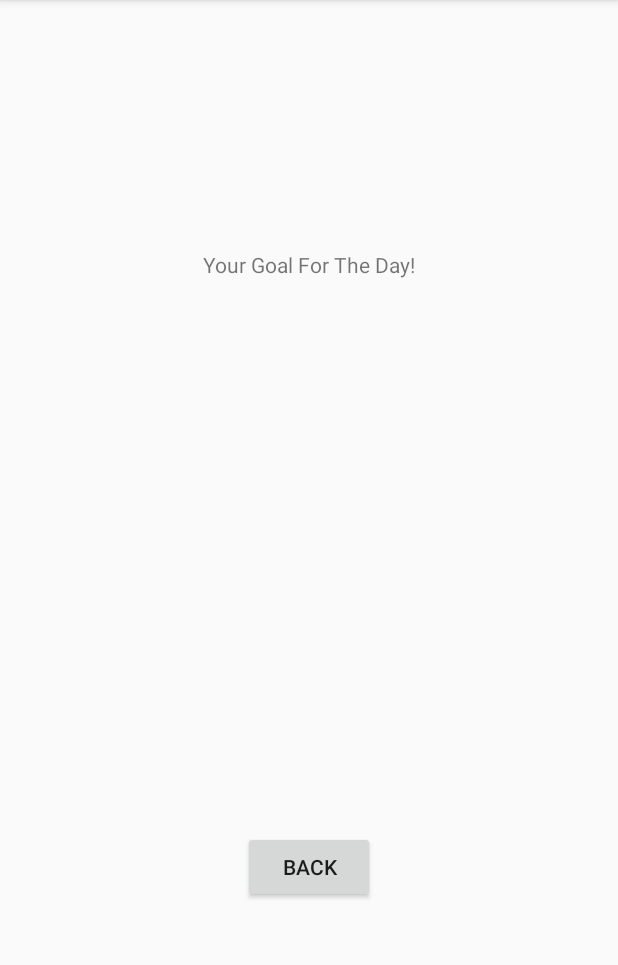
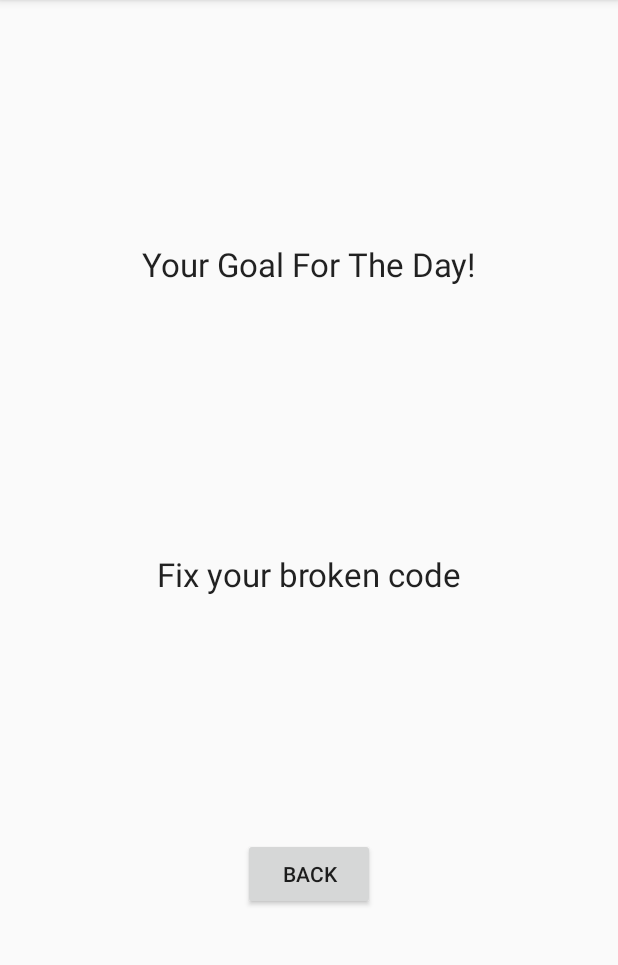
Before and after one commit to westonsfiala/ECE590A_Spring, an Android app: the GoalForDay screen opened directly, with no data from a screen before it, on a phone screen of 412 x 824 dp, the part 84-1049 px from its top. Run offline under Robolectric (Android 15) with nearby library versions, the phone set to English and light mode, and no system bars.

Commit message:
Finished up application. Each day has 5 goals and one is displayed at random every time you select a day.

```diff
--- a/Assignment1/WhatsMyGoalToday/app/src/main/java/com/example/whatsmygoaltoday/GoalForDay.kt
+++ b/Assignment1/WhatsMyGoalToday/app/src/main/java/com/example/whatsmygoaltoday/GoalForDay.kt
@@ -3,6 +3,7 @@ package com.example.whatsmygoaltoday
 import android.content.Intent
 import android.support.v7.app.AppCompatActivity
 import android.os.Bundle
+import kotlin.random.Random
 import kotlinx.android.synthetic.main.activity_goal_for_day.*
 
 class GoalForDay : AppCompatActivity() {
@@ -16,15 +17,99 @@ class GoalForDay : AppCompatActivity() {
 
         setGoalForDay(day)
 
-
         BackButton.setOnClickListener {
             val switchIntent = Intent(this@GoalForDay, MainActivity::class.java)
             startActivity(switchIntent)
         }
-
     }
 
+    var sunday_goals = arrayOf(
+        "Do your EE590A homework",
+        "Play D&D with friends",
+        "Submit your application for a new job",
+        "Play Gloomhaven with friends",
+        "Sleep in till noon")
+
+    var monday_goals = arrayOf(
+        "Go to work",
+        "Play D&D with friends",
+        "Do hip stretches",
+        "Go to yoga class",
+        "Pet your cat"
+    )
+
+    var tuesday_goals = arrayOf(
+        "Go to work",
+        "Play D&D with friends",
+        "Go on a walk at lunch",
+        "Do hip strengthening exercises",
+        "Go to bed at a reasonable hour"
+    )
+
+    var wednesday_goals = arrayOf(
+        "Go to work",
+        "Pet your cat",
+        "Make lunch instead of going out",
+        "Go to yoga class",
+        "Turn in your EE590A homework"
+    )
+
+    var thursday_goals = arrayOf(
+        "Go to work",
+        "Go to EE590A class",
+        "Go on a walk at lunch",
+        "Pet your cat",
+        "Do hip strengthening exercises"
+    )
+
+    var friday_goals = arrayOf(
+        "Go to work",
+        "Present the sprint review",
+        "Play video games",
+        "Go to dinner with girlfriend",
+        "Do hip stretches"
+    )
+
+    var saturday_goals = arrayOf(
+        "Sleep in till noon",
+        "Do EE590A homework",
+        "Clean the house",
+        "Pet your cat",
+        "Go on a walk around the lake"
+    )
+
     private fun setGoalForDay(day:String) {
-        GoalText.text = day
+
+        when(day) {
+            getString(R.string.sunday) -> {
+                val textIdx = Random.nextInt(0, sunday_goals.size)
+                GoalText.text = sunday_goals[textIdx]
+            }
+            getString(R.string.monday) -> {
+                val textIdx = Random.nextInt(0, monday_goals.size)
+                GoalText.text = monday_goals[textIdx]
+            }
+            getString(R.string.tuesday) -> {
+                val textIdx = Random.nextInt(0, tuesday_goals.size)
+                GoalText.text = tuesday_goals[textIdx]
+            }
+            getString(R.string.wednesday) -> {
+                val textIdx = Random.nextInt(0, wednesday_goals.size)
+                GoalText.text = wednesday_goals[textIdx]
+            }
+            getString(R.string.thursday) -> {
+                val textIdx = Random.nextInt(0, thursday_goals.size)
+                GoalText.text = thursday_goals[textIdx]
+            }
+            getString(R.string.friday) -> {
+                val textIdx = Random.nextInt(0, friday_goals.size)
+                GoalText.text = friday_goals[textIdx]
+            }
+            getString(R.string.saturday) -> {
+                val textIdx = Random.nextInt(0, saturday_goals.size)
+                GoalText.text = saturday_goals[textIdx]
+            }
+            else -> GoalText.text = "Fix your broken code"
+        }
     }
 }
--- a/Assignment1/WhatsMyGoalToday/app/src/main/res/layout/activity_goal_for_day.xml
+++ b/Assignment1/WhatsMyGoalToday/app/src/main/res/layout/activity_goal_for_day.xml
@@ -15,7 +15,8 @@
             app:layout_constraintEnd_toEndOf="parent" app:layout_constraintStart_toStartOf="parent"
             android:layout_marginLeft="8dp" android:layout_marginStart="8dp" android:layout_marginBottom="16dp"
             app:layout_constraintBottom_toTopOf="@+id/GoalText" android:layout_marginTop="16dp"
-            app:layout_constraintTop_toTopOf="parent"/>
+            app:layout_constraintTop_toTopOf="parent"
+            android:textAppearance="@android:style/TextAppearance.DeviceDefault.Large"/>
     <TextView
             android:text="@string/goal_text"
             android:layout_width="wrap_content"
@@ -24,7 +25,8 @@
             app:layout_constraintEnd_toEndOf="parent" app:layout_constraintStart_toStartOf="parent"
             android:layout_marginLeft="8dp" android:layout_marginStart="8dp"
             app:layout_constraintBottom_toTopOf="@+id/BackButton"
-            app:layout_constraintTop_toBottomOf="@+id/YourGoalWelcomText" android:layout_marginTop="16dp"/>
+            app:layout_constraintTop_toBottomOf="@+id/YourGoalWelcomText" android:layout_marginTop="16dp"
+            android:textAppearance="@android:style/TextAppearance.DeviceDefault.Large"/>
     <Button
             android:text="@string/back"
             android:layout_width="wrap_content"
--- a/Assignment1/WhatsMyGoalToday/app/src/main/res/layout/activity_main.xml
+++ b/Assignment1/WhatsMyGoalToday/app/src/main/res/layout/activity_main.xml
@@ -16,7 +16,8 @@
             android:layout_marginRight="8dp" app:layout_constraintTop_toTopOf="parent"
             android:layout_marginTop="16dp"
             app:layout_constraintStart_toStartOf="parent" app:layout_constraintVertical_chainStyle="packed"
-            android:layout_marginBottom="16dp" app:layout_constraintBottom_toTopOf="@+id/linearLayout"/>
+            android:layout_marginBottom="16dp" app:layout_constraintBottom_toTopOf="@+id/linearLayout"
+            android:textAppearance="@android:style/TextAppearance.DeviceDefault.Large"/>
     <LinearLayout
             android:orientation="vertical"
             android:layout_width="395dp"
```
